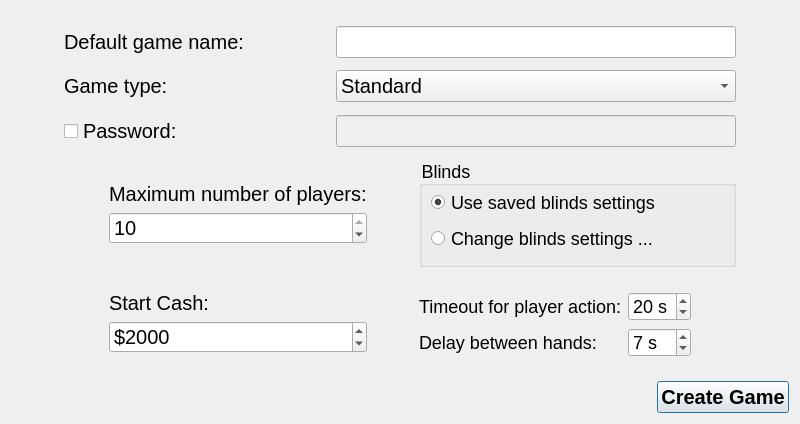
Old version of the form src/gui/qt/gui_800x480/createinternetgamedialog_800x480.ui in the repository pokerth/pokerth.
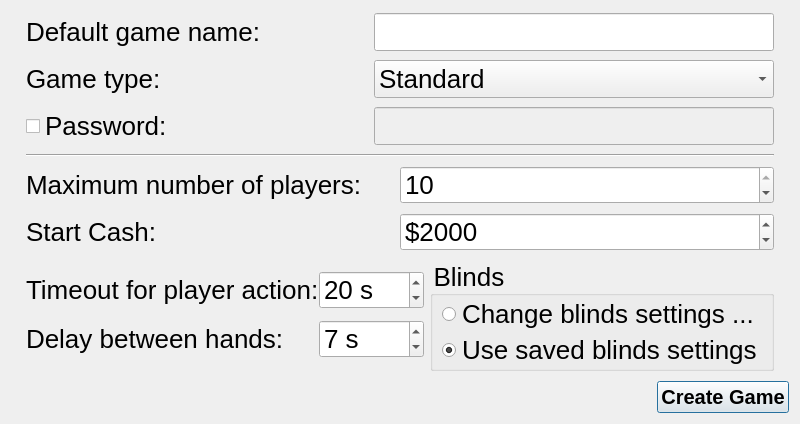
New version of the form. Icons and pictures are not drawn.

Commit message: next steps on android gui

The edit to the form file:
```diff
--- a/src/gui/qt/gui_800x480/createinternetgamedialog_800x480.ui
+++ b/src/gui/qt/gui_800x480/createinternetgamedialog_800x480.ui
@@ -59,63 +59,39 @@
      </item>
     </layout>
    </item>
-   <item row="0" column="2">
-    <spacer name="horizontalSpacer_15">
-     <property name="orientation">
-      <enum>Qt::Horizontal</enum>
-     </property>
-     <property name="sizeHint" stdset="0">
-      <size>
-       <width>40</width>
-       <height>20</height>
-      </size>
-     </property>
-    </spacer>
-   </item>
-   <item row="0" column="0">
-    <spacer name="horizontalSpacer">
-     <property name="orientation">
-      <enum>Qt::Horizontal</enum>
-     </property>
-     <property name="sizeHint" stdset="0">
-      <size>
-       <width>40</width>
-       <height>20</height>
-      </size>
-     </property>
-    </spacer>
-   </item>
    <item row="0" column="1">
     <widget class="QFrame" name="frame">
      <property name="styleSheet">
-      <string notr="true"/>
+      <string notr="true">QObject {font-size:26px}</string>
      </property>
      <layout class="QGridLayout" name="gridLayout">
-      <item row="1" column="0" colspan="5">
+      <property name="topMargin">
+       <number>0</number>
+      </property>
+      <property name="bottomMargin">
+       <number>0</number>
+      </property>
+      <property name="verticalSpacing">
+       <number>7</number>
+      </property>
+      <item row="0" column="0" colspan="2">
        <layout class="QHBoxLayout" name="horizontalLayout_8">
         <item>
          <widget class="QLabel" name="label_23">
+          <property name="sizePolicy">
+           <sizepolicy hsizetype="Expanding" vsizetype="Preferred">
+            <horstretch>0</horstretch>
+            <verstretch>0</verstretch>
+           </sizepolicy>
+          </property>
           <property name="styleSheet">
-           <string notr="true">QObject {font-size:20px}</string>
+           <string notr="true"/>
           </property>
           <property name="text">
            <string>Default game name:</string>
           </property>
          </widget>
         </item>
-        <item>
-         <spacer name="horizontalSpacer_6">
-          <property name="orientation">
-           <enum>Qt::Horizontal</enum>
-          </property>
-          <property name="sizeHint" stdset="0">
-           <size>
-            <width>40</width>
-            <height>20</height>
-           </size>
-          </property>
-         </spacer>
-        </item>
         <item>
          <widget class="QLineEdit" name="lineEdit_gameName">
           <property name="minimumSize">
@@ -130,8 +106,8 @@
             <height>16777215</height>
            </size>
           </property>
-          <property name="styleSheet">
-           <string notr="true">QObject {font-size:20px}</string>
+          <property name="inputMethodHints">
+           <set>Qt::ImhNoPredictiveText</set>
           </property>
           <property name="maxLength">
            <number>48</number>
@@ -140,31 +116,21 @@
         </item>
        </layout>
       </item>
-      <item row="3" column="0" colspan="5">
+      <item row="1" column="0" colspan="2">
        <layout class="QHBoxLayout" name="horizontalLayout">
         <item>
          <widget class="QLabel" name="label_3">
-          <property name="styleSheet">
-           <string notr="true">QObject {font-size:20px}</string>
+          <property name="sizePolicy">
+           <sizepolicy hsizetype="Expanding" vsizetype="Preferred">
+            <horstretch>0</horstretch>
+            <verstretch>0</verstretch>
+           </sizepolicy>
           </property>
           <property name="text">
            <string>Game type:</string>
           </property>
          </widget>
         </item>
-        <item>
-         <spacer name="horizontalSpacer_7">
-          <property name="orientation">
-           <enum>Qt::Horizontal</enum>
-          </property>
-          <property name="sizeHint" stdset="0">
-           <size>
-            <width>40</width>
-            <height>20</height>
-           </size>
-          </property>
-         </spacer>
-        </item>
         <item>
          <widget class="QComboBox" name="comboBox_gameType">
           <property name="sizePolicy">
@@ -179,9 +145,6 @@
             <height>0</height>
            </size>
           </property>
-          <property name="styleSheet">
-           <string notr="true">QObject {font-size:20px}</string>
-          </property>
           <item>
            <property name="text">
             <string>Standard</string>
@@ -222,7 +185,7 @@
         </item>
        </layout>
       </item>
-      <item row="5" column="0" colspan="5">
+      <item row="2" column="0" colspan="2">
        <layout class="QHBoxLayout">
         <property name="spacing">
          <number>6</number>
@@ -232,8 +195,11 @@
         </property>
         <item>
          <widget class="QCheckBox" name="checkBox_Password">
-          <property name="styleSheet">
-           <string notr="true">QObject {font-size:20px}</string>
+          <property name="sizePolicy">
+           <sizepolicy hsizetype="Expanding" vsizetype="Fixed">
+            <horstretch>0</horstretch>
+            <verstretch>0</verstretch>
+           </sizepolicy>
           </property>
           <property name="text">
            <string>Password:</string>
@@ -244,19 +210,6 @@
           </property>
          </widget>
         </item>
-        <item>
-         <spacer name="horizontalSpacer_8">
-          <property name="orientation">
-           <enum>Qt::Horizontal</enum>
-          </property>
-          <property name="sizeHint" stdset="0">
-           <size>
-            <width>40</width>
-            <height>20</height>
-           </size>
-          </property>
-         </spacer>
-        </item>
         <item>
          <widget class="QLineEdit" name="lineEdit_Password">
           <property name="enabled">
@@ -268,9 +221,6 @@
             <height>0</height>
            </size>
           </property>
-          <property name="styleSheet">
-           <string notr="true">QObject {font-size:20px}</string>
-          </property>
           <property name="echoMode">
            <enum>QLineEdit::Password</enum>
           </property>
@@ -278,96 +228,15 @@
         </item>
        </layout>
       </item>
-      <item row="8" column="3" colspan="2">
-       <widget class="QGroupBox" name="groupBox_blinds">
-        <property name="styleSheet">
-         <string notr="true">QObject {font-size:18px}</string>
-        </property>
-        <property name="title">
-         <string>Blinds</string>
-        </property>
-        <layout class="QGridLayout">
-         <property name="topMargin">
-          <number>0</number>
-         </property>
-         <item row="0" column="1">
-          <widget class="QRadioButton" name="radioButton_useSavedBlindsSettings">
-           <property name="text">
-            <string>Use saved blinds settings</string>
-           </property>
-           <property name="checked">
-            <bool>true</bool>
-           </property>
-          </widget>
-         </item>
-         <item row="1" column="1">
-          <widget class="QRadioButton" name="radioButton_changeBlindsSettings">
-           <property name="text">
-            <string>Change blinds settings ...</string>
-           </property>
-          </widget>
-         </item>
-        </layout>
-       </widget>
-      </item>
-      <item row="2" column="0" colspan="2">
-       <spacer name="verticalSpacer_2">
-        <property name="orientation">
-         <enum>Qt::Vertical</enum>
-        </property>
-        <property name="sizeHint" stdset="0">
-         <size>
-          <width>20</width>
-          <height>40</height>
-         </size>
-        </property>
-       </spacer>
-      </item>
-      <item row="0" column="0">
-       <spacer name="verticalSpacer_3">
-        <property name="orientation">
-         <enum>Qt::Vertical</enum>
-        </property>
-        <property name="sizeHint" stdset="0">
-         <size>
-          <width>20</width>
-          <height>40</height>
-         </size>
-        </property>
-       </spacer>
-      </item>
       <item row="4" column="0" colspan="2">
-       <spacer name="verticalSpacer_4">
-        <property name="orientation">
-         <enum>Qt::Vertical</enum>
-        </property>
-        <property name="sizeHint" stdset="0">
-         <size>
-          <width>20</width>
-          <height>40</height>
-         </size>
-        </property>
-       </spacer>
-      </item>
-      <item row="8" column="1">
-       <layout class="QVBoxLayout" name="verticalLayout">
-        <item>
-         <spacer name="verticalSpacer">
-          <property name="orientation">
-           <enum>Qt::Vertical</enum>
-          </property>
-          <property name="sizeHint" stdset="0">
-           <size>
-            <width>20</width>
-            <height>40</height>
-           </size>
-          </property>
-         </spacer>
-        </item>
+       <layout class="QHBoxLayout" name="horizontalLayout_2">
         <item>
          <widget class="QLabel" name="label">
-          <property name="styleSheet">
-           <string notr="true">QObject {font-size:20px}</string>
+          <property name="sizePolicy">
+           <sizepolicy hsizetype="Expanding" vsizetype="Preferred">
+            <horstretch>0</horstretch>
+            <verstretch>0</verstretch>
+           </sizepolicy>
           </property>
           <property name="text">
            <string>Maximum number of players:</string>
@@ -376,15 +245,18 @@
         </item>
         <item>
          <widget class="QSpinBox" name="spinBox_quantityPlayers">
+          <property name="sizePolicy">
+           <sizepolicy hsizetype="Expanding" vsizetype="Fixed">
+            <horstretch>0</horstretch>
+            <verstretch>0</verstretch>
+           </sizepolicy>
+          </property>
           <property name="minimumSize">
            <size>
             <width>150</width>
             <height>0</height>
            </size>
           </property>
-          <property name="styleSheet">
-           <string notr="true">QObject {font-size:20px}</string>
-          </property>
           <property name="minimum">
            <number>2</number>
           </property>
@@ -396,27 +268,17 @@
           </property>
          </widget>
         </item>
-        <item>
-         <spacer name="verticalSpacer_5">
-          <property name="orientation">
-           <enum>Qt::Vertical</enum>
-          </property>
-          <property name="sizeHint" stdset="0">
-           <size>
-            <width>20</width>
-            <height>40</height>
-           </size>
-          </property>
-         </spacer>
-        </item>
        </layout>
       </item>
-      <item row="12" column="1">
-       <layout class="QVBoxLayout" name="verticalLayout_2">
+      <item row="5" column="0" colspan="2">
+       <layout class="QHBoxLayout" name="horizontalLayout_3">
         <item>
          <widget class="QLabel" name="label_2">
-          <property name="styleSheet">
-           <string notr="true">QObject {font-size:20px}</string>
+          <property name="sizePolicy">
+           <sizepolicy hsizetype="Expanding" vsizetype="Preferred">
+            <horstretch>0</horstretch>
+            <verstretch>0</verstretch>
+           </sizepolicy>
           </property>
           <property name="text">
            <string>Start Cash:</string>
@@ -425,15 +287,18 @@
         </item>
         <item>
          <widget class="QSpinBox" name="spinBox_startCash">
+          <property name="sizePolicy">
+           <sizepolicy hsizetype="Expanding" vsizetype="Fixed">
+            <horstretch>0</horstretch>
+            <verstretch>0</verstretch>
+           </sizepolicy>
+          </property>
           <property name="minimumSize">
            <size>
             <width>150</width>
             <height>0</height>
            </size>
           </property>
-          <property name="styleSheet">
-           <string notr="true">QObject {font-size:20px}</string>
-          </property>
           <property name="suffix">
            <string/>
           </property>
@@ -454,22 +319,9 @@
           </property>
          </widget>
         </item>
-        <item>
-         <spacer name="verticalSpacer_7">
-          <property name="orientation">
-           <enum>Qt::Vertical</enum>
-          </property>
-          <property name="sizeHint" stdset="0">
-           <size>
-            <width>20</width>
-            <height>40</height>
-           </size>
-          </property>
-         </spacer>
-        </item>
        </layout>
       </item>
-      <item row="12" column="3">
+      <item row="6" column="0">
        <layout class="QGridLayout" name="gridLayout_3">
         <item row="0" column="0">
          <widget class="QLabel" name="label_6">
@@ -479,9 +331,6 @@
             <verstretch>0</verstretch>
            </sizepolicy>
           </property>
-          <property name="styleSheet">
-           <string notr="true">QObject {font-size:18px}</string>
-          </property>
           <property name="text">
            <string>Timeout for player action:</string>
           </property>
@@ -489,9 +338,6 @@
         </item>
         <item row="0" column="1">
          <widget class="QSpinBox" name="spinBox_netTimeOutPlayerAction">
-          <property name="styleSheet">
-           <string notr="true">QObject {font-size:18px}</string>
-          </property>
           <property name="suffix">
            <string> s</string>
           </property>
@@ -508,9 +354,6 @@
         </item>
         <item row="1" column="0">
          <widget class="QLabel" name="label_5">
-          <property name="styleSheet">
-           <string notr="true">QObject {font-size:18px}</string>
-          </property>
           <property name="text">
            <string>Delay between hands:</string>
           </property>
@@ -524,9 +367,6 @@
             <verstretch>0</verstretch>
            </sizepolicy>
           </property>
-          <property name="styleSheet">
-           <string notr="true">QObject {font-size:18px}</string>
-          </property>
           <property name="suffix">
            <string> s</string>
           </property>
@@ -543,96 +383,47 @@
         </item>
        </layout>
       </item>
-      <item row="13" column="1">
-       <spacer name="verticalSpacer_8">
-        <property name="orientation">
-         <enum>Qt::Vertical</enum>
+      <item row="6" column="1">
+       <widget class="QGroupBox" name="groupBox_blinds">
+        <property name="title">
+         <string>Blinds</string>
         </property>
-        <property name="sizeHint" stdset="0">
-         <size>
-          <width>20</width>
-          <height>40</height>
-         </size>
-        </property>
-       </spacer>
+        <layout class="QGridLayout">
+         <property name="topMargin">
+          <number>0</number>
+         </property>
+         <property name="bottomMargin">
+          <number>0</number>
+         </property>
+         <property name="verticalSpacing">
+          <number>0</number>
+         </property>
+         <item row="1" column="1">
+          <widget class="QRadioButton" name="radioButton_useSavedBlindsSettings">
+           <property name="text">
+            <string>Use saved blinds settings</string>
+           </property>
+           <property name="checked">
+            <bool>true</bool>
+           </property>
+          </widget>
+         </item>
+         <item row="0" column="1">
+          <widget class="QRadioButton" name="radioButton_changeBlindsSettings">
+           <property name="text">
+            <string>Change blinds settings ...</string>
+           </property>
+          </widget>
+         </item>
+        </layout>
+       </widget>
       </item>
-      <item row="9" column="3">
-       <spacer name="verticalSpacer_9">
+      <item row="3" column="0" colspan="2">
+       <widget class="Line" name="line">
         <property name="orientation">
-         <enum>Qt::Vertical</enum>
-        </property>
-        <property name="sizeHint" stdset="0">
-         <size>
-          <width>20</width>
-          <height>40</height>
-         </size>
-        </property>
-       </spacer>
-      </item>
-      <item row="6" column="0">
-       <spacer name="verticalSpacer_10">
-        <property name="orientation">
-         <enum>Qt::Vertical</enum>
-        </property>
-        <property name="sizeHint" stdset="0">
-         <size>
-          <width>20</width>
-          <height>40</height>
-         </size>
-        </property>
-       </spacer>
-      </item>
-      <item row="11" column="2" rowspan="2">
-       <spacer name="horizontalSpacer_2">
-        <property name="orientation">
          <enum>Qt::Horizontal</enum>
         </property>
-        <property name="sizeHint" stdset="0">
-         <size>
-          <width>40</width>
-          <height>20</height>
-         </size>
-        </property>
-       </spacer>
-      </item>
-      <item row="8" column="0" rowspan="2">
-       <spacer name="horizontalSpacer_3">
-        <property name="orientation">
-         <enum>Qt::Horizontal</enum>
-        </property>
-        <property name="sizeHint" stdset="0">
-         <size>
-          <width>40</width>
-          <height>20</height>
-         </size>
-        </property>
-       </spacer>
-      </item>
-      <item row="12" column="0">
-       <spacer name="horizontalSpacer_4">
-        <property name="orientation">
-         <enum>Qt::Horizontal</enum>
-        </property>
-        <property name="sizeHint" stdset="0">
-         <size>
-          <width>40</width>
-          <height>20</height>
-         </size>
-        </property>
-       </spacer>
-      </item>
-      <item row="12" column="4">
-       <spacer name="horizontalSpacer_5">
-        <property name="orientation">
-         <enum>Qt::Horizontal</enum>
-        </property>
-        <property name="sizeHint" stdset="0">
-         <size>
-          <width>40</width>
-          <height>20</height>
-         </size>
-        </property>
-       </spacer>
+       </widget>
       </item>
      </layout>
     </widget>
```
Left out of the diff: 1 changed line with no effect on the pictures. The commit also changes 1 other file.
